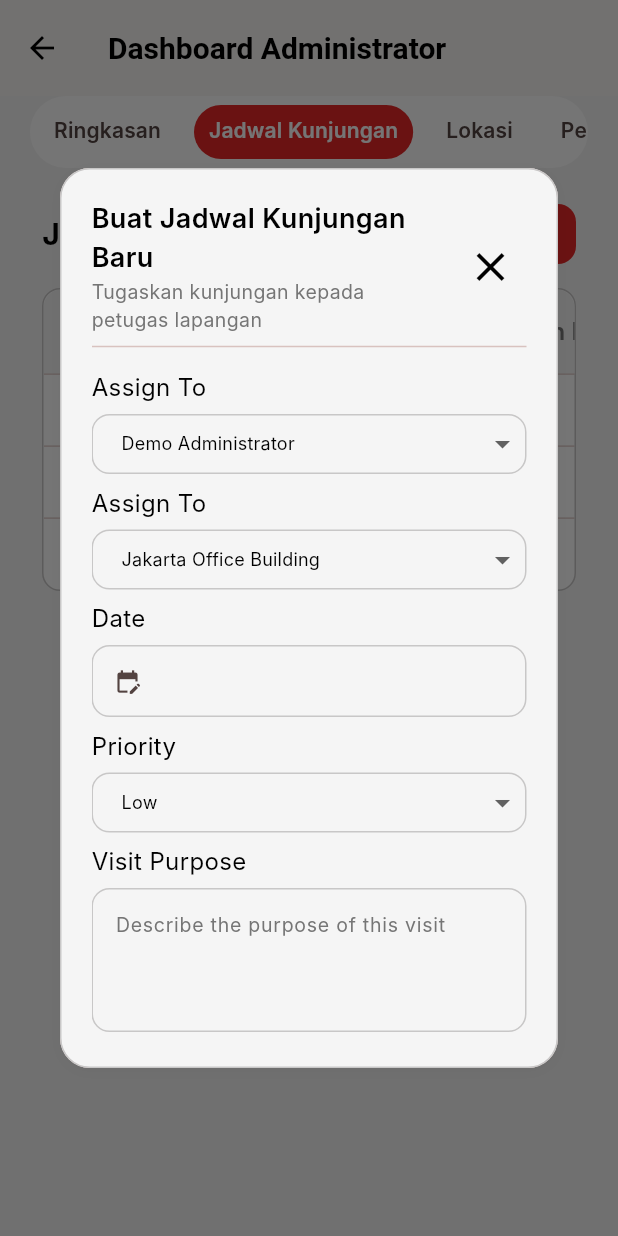
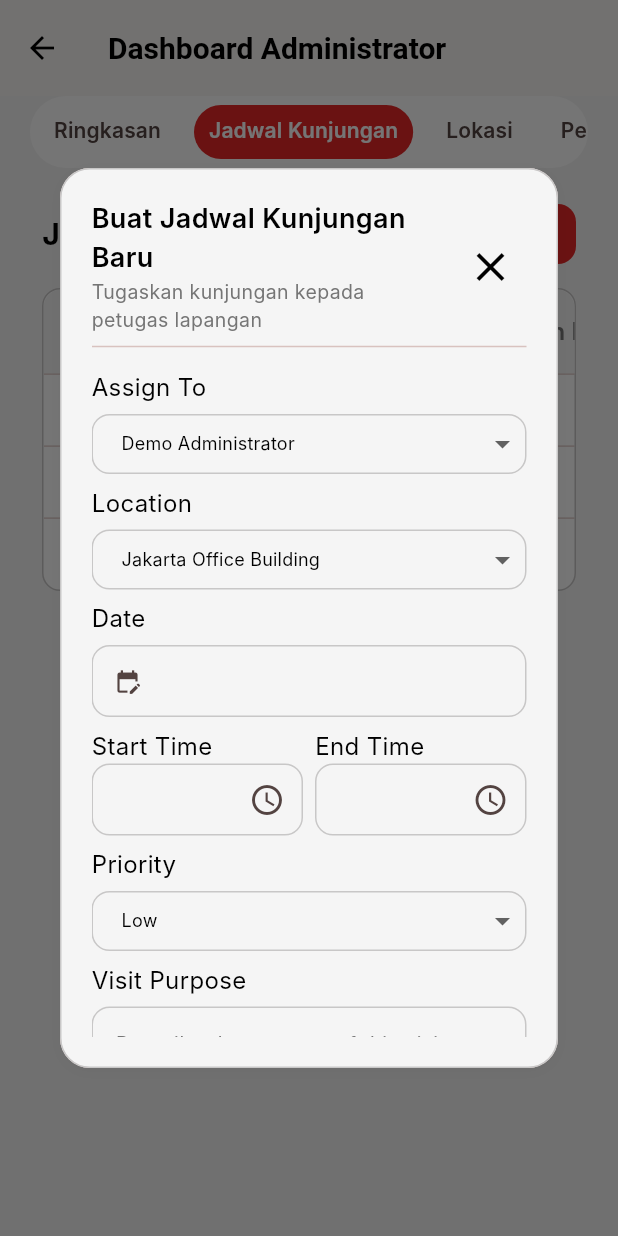
Before and after one commit to nasidfurqon/PoV, a Flutter app: the AdminPanelPage screen opened by its route, tab 2 chosen, after a tap on "Buat Jadwal", on a phone screen of 412 x 824 dp. Run offline on Flutter 3.47's test engine with Material 3 defaults, Android fonts, the phone set to English and light mode, and no system bars; our stand-ins replace dropdown_button2, file_picker, flutter_riverpod, geolocator, go_router, image_picker; Roboto replaces fonts that are missing (Inter).

Commit message:
ver: 0.1, feat: add time input in form

```diff
--- a/lib/core/widget/custom_textfield.dart
+++ b/lib/core/widget/custom_textfield.dart
@@ -39,7 +39,6 @@ class CustomTextField extends StatelessWidget {
                   borderRadius: BorderRadius.circular(AppSpacing.radiusMd),
                   borderSide: BorderSide(color: AppColor.textSecondary)
               )
-
           ),
         )
       ],
--- /dev/null
+++ b/lib/core/widget/custom_time_field.dart
@@ -0,0 +1,87 @@
+import 'package:flutter/material.dart';
+
+import '../../config/theme/app_color.dart';
+import '../../config/theme/app_spacing.dart';
+import '../../config/theme/app_text.dart';
+
+class CustomTimeField extends StatefulWidget {
+  final String label;
+  final TextStyle? textStyle;
+  final TextEditingController controller;
+
+  const CustomTimeField({
+    Key? key,
+    required this.label,
+    this.textStyle,
+    required this.controller,
+  }) : super(key: key);
+
+  @override
+  State<CustomTimeField> createState() => _CustomTimeFieldState();
+}
+
+class _CustomTimeFieldState extends State<CustomTimeField> {
+  String period = "AM";
+
+  Future<void> _pickTime() async {
+    final TimeOfDay? picked = await showTimePicker(
+      context: context,
+      initialTime: TimeOfDay.now(),
+      builder: (context, child) {
+        return MediaQuery(
+          data: MediaQuery.of(context).copyWith(alwaysUse24HourFormat: false),
+          child: child!,
+        );
+      },
+    );
+
+    if (picked != null) {
+      final hour = picked.hourOfPeriod.toString().padLeft(2, '0');
+      final minute = picked.minute.toString().padLeft(2, '0');
+      final selectedPeriod = picked.period == DayPeriod.am ? "AM" : "PM";
+
+      setState(() {
+        widget.controller.text = "$hour:$minute $selectedPeriod";
+        period = selectedPeriod;
+      });
+    }
+  }
+
+  @override
+  Widget build(BuildContext context) {
+    return Column(
+      crossAxisAlignment: CrossAxisAlignment.start,
+      children: [
+        Text(
+          widget.label,
+          style: widget.textStyle ?? AppText.body,
+        ),
+        TextFormField(
+          controller: widget.controller,
+          readOnly: true,
+          onTap: _pickTime,
+          decoration: InputDecoration(
+            contentPadding: EdgeInsets.all(AppSpacing.sm),
+            suffixIcon: IconButton(
+              icon: const Icon(Icons.access_time),
+              onPressed: _pickTime,
+            ),
+            border: const OutlineInputBorder(),
+              focusedBorder: OutlineInputBorder(
+                  borderRadius: BorderRadius.circular(AppSpacing.radiusMd),
+                  borderSide: BorderSide(color: AppColor.primary, width: 1.5)
+              ),
+              enabledBorder: OutlineInputBorder(
+                borderRadius: BorderRadius.circular(AppSpacing.radiusMd),
+                borderSide: BorderSide(color: AppColor.border),
+              ),
+              disabledBorder: OutlineInputBorder(
+                  borderRadius: BorderRadius.circular(AppSpacing.radiusMd),
+                  borderSide: BorderSide(color: AppColor.textSecondary)
+              )
+          ),
+        ),
+      ],
+    );
+  }
+}
--- a/lib/presentation/pages/admin_panel/admin_panel_page.dart
+++ b/lib/presentation/pages/admin_panel/admin_panel_page.dart
@@ -10,6 +10,7 @@ import 'package:pov2/core/widget/custom_dropdown.dart';
 import 'package:pov2/core/widget/custom_modal_dialog.dart';
 import 'package:pov2/core/widget/custom_normal_scaffold.dart';
 import 'package:pov2/core/widget/custom_textfield.dart';
+import 'package:pov2/core/widget/custom_time_field.dart';
 import 'package:pov2/data/services/location_data.dart';
 import 'package:pov2/data/services/users_data.dart';
 import 'package:pov2/data/services/visit_data.dart';
@@ -415,7 +416,7 @@ class _AdminPanelPageState extends State<AdminPanelPage> {
         ),
         SizedBox(height: AppSpacing.xs,),
         CustomDropdownWithLabel(
-          label: 'Assign To',
+          label: 'Location',
           items: locationDropdown,
           initialValue: '1' ?? '',
           onChanged: (value){
@@ -428,6 +429,24 @@ class _AdminPanelPageState extends State<AdminPanelPage> {
         CustomDatePicker(
             label: 'Date',
             controller: TextEditingController()
+        ),
+        SizedBox(height: AppSpacing.xs,),
+        Row(
+          children: [
+            Expanded(
+              child: CustomTimeField(
+                  label: 'Start Time',
+                  controller: TextEditingController()
+              ),
+            ),
+            SizedBox(width: AppSpacing.xs,),
+            Expanded(
+              child: CustomTimeField(
+                  label: 'End Time',
+                  controller: TextEditingController()
+              ),
+            ),
+          ],
         ),
         SizedBox(height: AppSpacing.xs,),
         CustomDropdownWithLabel(
```
